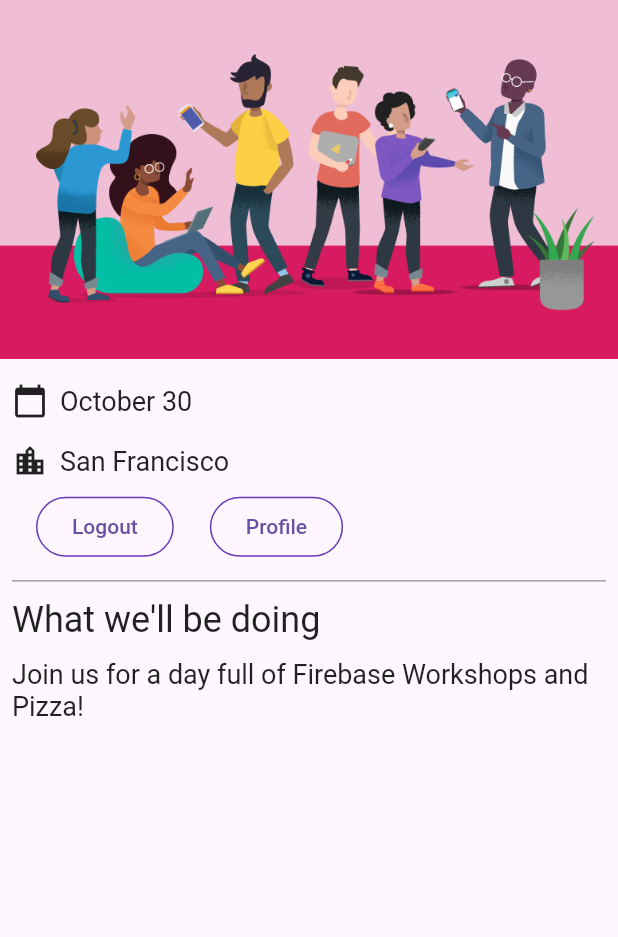
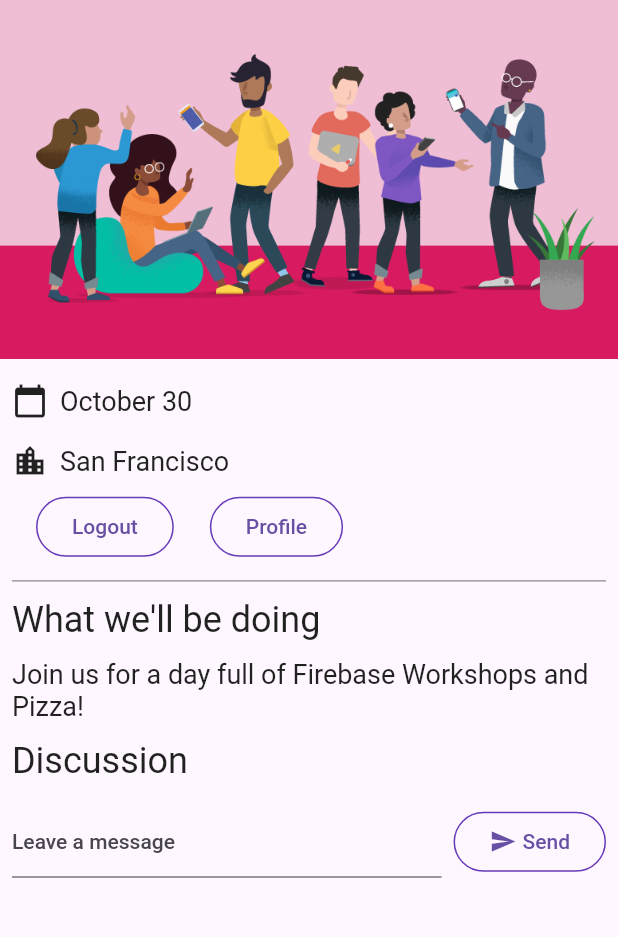
Before and after one commit to fidelisnwabisi/firebase_get_to_know_flutter, a Flutter app: the screen it shows once a user with an empty profile is signed in, on a phone screen of 412 x 824 dp, the part 84-1021 px from its top. Run offline on Flutter 3.47's test engine with Material 2 defaults, Android fonts, the phone set to English and light mode, and no system bars; our stand-ins replace cloud_firestore, firebase_auth, firebase_core, go_router, google_fonts; missing offline and left inert: firebase_ui_auth; accounts and stored records are empty.

Commit message:
added addMessageToGuestBook method

```diff
--- a/lib/home_page.dart
+++ b/lib/home_page.dart
@@ -4,6 +4,7 @@
 
 import 'package:firebase_auth/firebase_auth.dart'
     hide EmailAuthProvider, PhoneAuthProvider;
+import 'package:firebase_get_to_know_flutter/guest_book.dart';
 import 'package:flutter/material.dart';
 import 'package:provider/provider.dart';
 
@@ -44,8 +45,22 @@ class HomePage extends StatelessWidget {
           const Paragraph(
             'Join us for a day full of Firebase Workshops and Pizza!',
           ),
+          const Header("Discussion"),
+          GuestBook(addMessage: (String message) => print(message)),
+
+          // Consumer<ApplicationState>(
+          //   builder: (context, appState, _) => Column(
+          //     crossAxisAlignment: CrossAxisAlignment.start,
+          //     children: [
+          //       if (appState.loggedIn) ...[const Header("heading")]
+          //     ],
+          //   ),
+          // ),
         ],
       ),
     );
   }
 }
+
+// https://www.youtube.com/watch?v=fD7JL4Q5-Bk
+// https://www.youtube.com/watch?v=Bz_v0nXZn3M
--- a/pubspec.yaml
+++ b/pubspec.yaml
@@ -40,6 +40,7 @@ dependencies:
   firebase_auth: ^4.6.3
   provider: ^6.0.5
   firebase_ui_auth: ^1.5.0
+  cloud_firestore: ^4.8.2
 
 dev_dependencies:
   flutter_test:
```
Also changed, not shown: lib/app_state.dart (+14 -0 lines), pubspec.lock, 1 other file.
